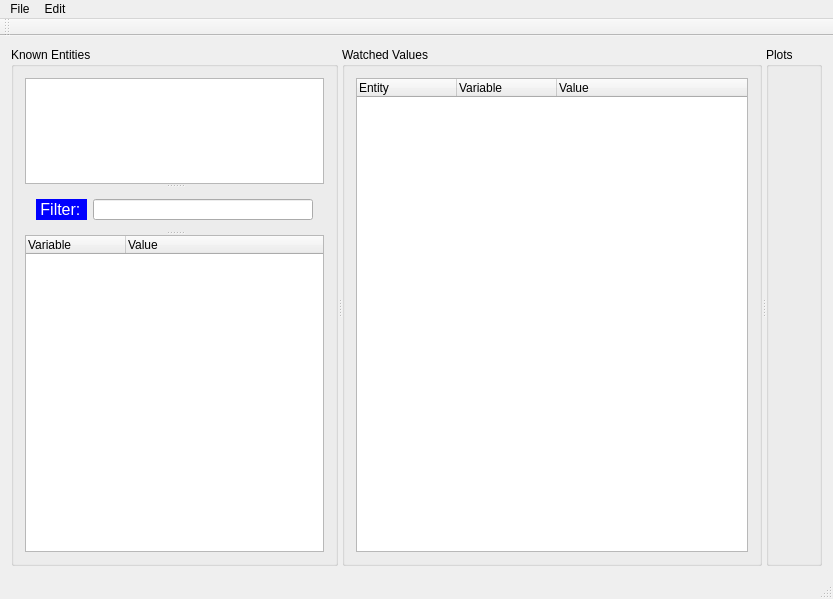
This is Visualization/MainWindow.ui in apmavs/dis_debugger as Qt 5 draws it before an edit. The edited form follows.
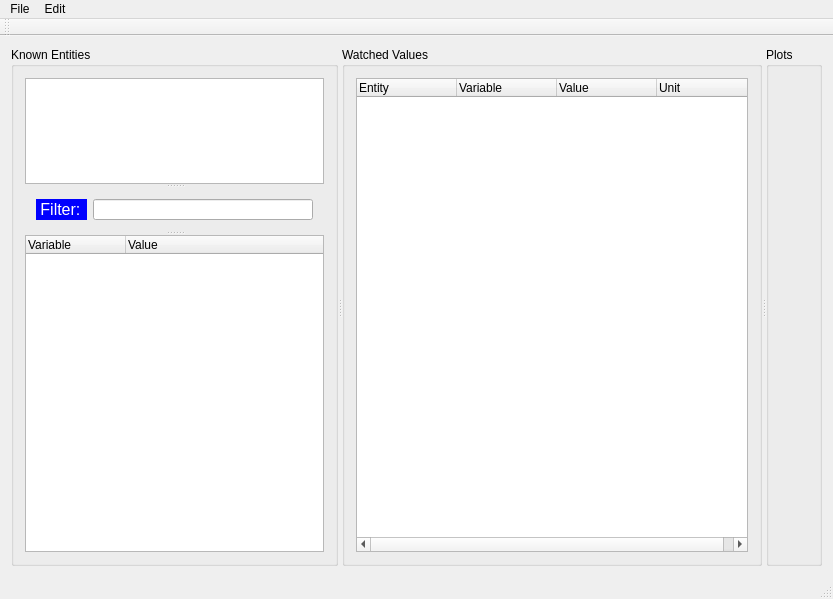
This is the edited form. Custom widgets are drawn as their Qt base class.

Commit message: Read unit information

Patch:
```diff
--- a/Visualization/MainWindow.ui
+++ b/Visualization/MainWindow.ui
@@ -349,7 +349,7 @@
            <number>10</number>
           </property>
           <property name="columnCount">
-           <number>3</number>
+           <number>4</number>
           </property>
           <column>
            <property name="text">
@@ -366,6 +366,11 @@
             <string>Value</string>
            </property>
           </column>
+          <column>
+           <property name="text">
+            <string>Unit</string>
+           </property>
+          </column>
          </widget>
         </item>
        </layout>
```
Left out of the diff: 2 changed lines with no effect on the pictures. The commit also changes 12 other files.
